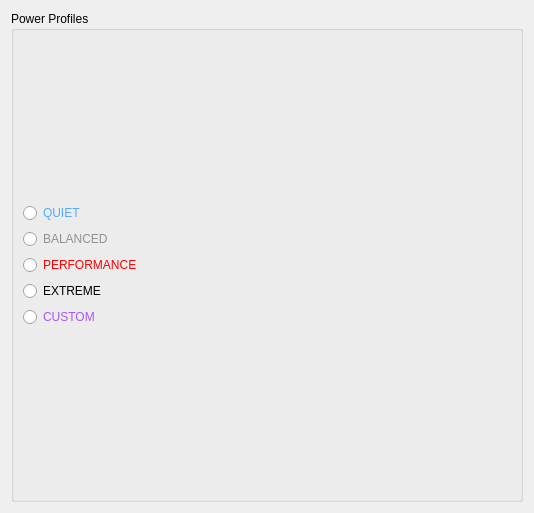
Above: LenovoLegion/LenovoLegion-Application/PowerProfileControl.ui from bolekjar/LenovoLegion before the change. Below: the same form after it.
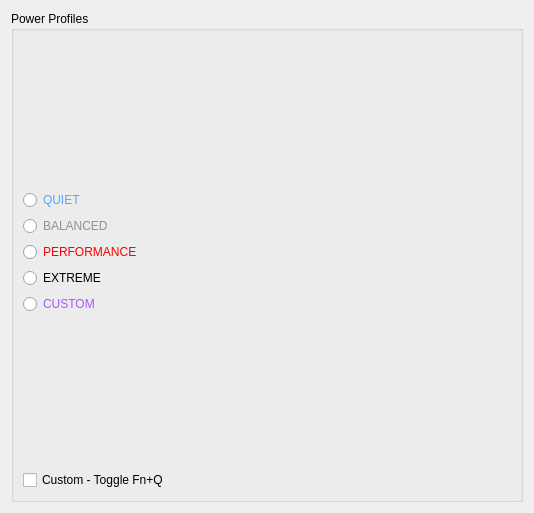
That is the form after the change.

Diff of the .ui file:
```diff
--- a/LenovoLegion/LenovoLegion-Application/PowerProfileControl.ui
+++ b/LenovoLegion/LenovoLegion-Application/PowerProfileControl.ui
@@ -19,9 +19,22 @@
      <property name="title">
       <string>Power Profiles</string>
      </property>
-     <layout class="QVBoxLayout" name="verticalLayout">
+     <layout class="QVBoxLayout" name="verticalLayout_2">
       <item>
-       <layout class="QVBoxLayout" name="verticalLayout_2">
+       <layout class="QVBoxLayout" name="verticalLayout">
+        <item>
+         <spacer name="verticalSpacer_Up">
+          <property name="orientation">
+           <enum>Qt::Orientation::Vertical</enum>
+          </property>
+          <property name="sizeHint" stdset="0">
+           <size>
+            <width>20</width>
+            <height>40</height>
+           </size>
+          </property>
+         </spacer>
+        </item>
         <item>
          <widget class="QRadioButton" name="radioButton_PPQuiet">
           <property name="styleSheet">
@@ -72,6 +85,26 @@
           </property>
          </widget>
         </item>
+        <item>
+         <spacer name="verticalSpacer_Down">
+          <property name="orientation">
+           <enum>Qt::Orientation::Vertical</enum>
+          </property>
+          <property name="sizeHint" stdset="0">
+           <size>
+            <width>20</width>
+            <height>40</height>
+           </size>
+          </property>
+         </spacer>
+        </item>
+        <item>
+         <widget class="QCheckBox" name="checkBox_customFnQ">
+          <property name="text">
+           <string>Custom - Toggle Fn+Q</string>
+          </property>
+         </widget>
+        </item>
        </layout>
       </item>
      </layout>
```
